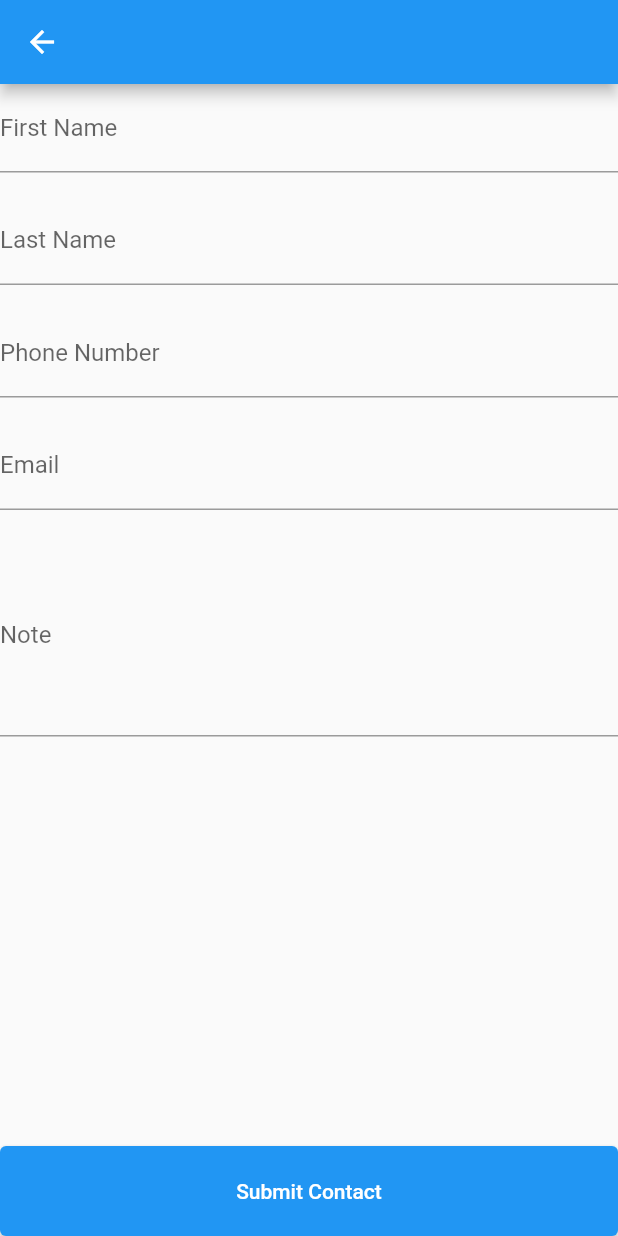
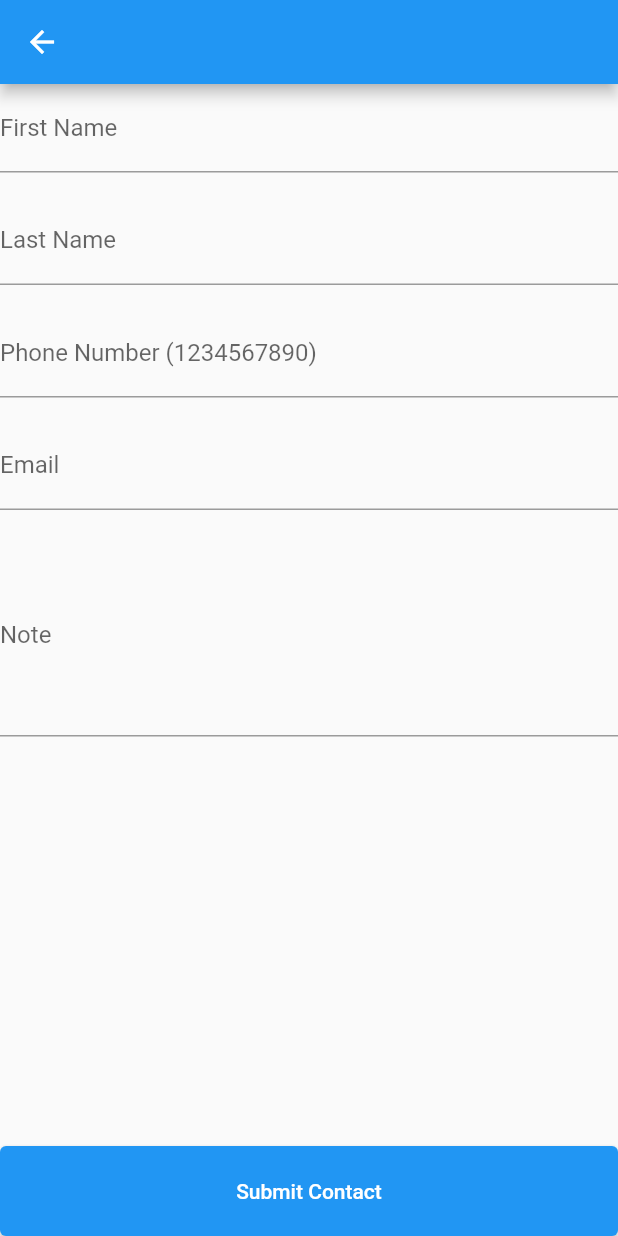
Before and after one commit to ShahabShahab/contact_app_flutter, a Flutter app: the ContactDetailPage screen opened directly, on a phone screen of 412 x 824 dp. Run offline on Flutter 3.47's test engine with Material 2 defaults, Android fonts, the phone set to English and light mode, and no system bars; our stand-ins replace another_flushbar, dio, get_it, hive, hive_flutter, lottie and 1 more; accounts and stored records are empty; generated files the repository leaves out were written again.

Commit message:
develop is almost complete

```diff
--- a/lib/main.dart
+++ b/lib/main.dart
@@ -19,6 +19,7 @@ class MyApp extends StatelessWidget {
   @override
   Widget build(BuildContext context) {
     return MaterialApp(
+        debugShowCheckedModeBanner: false,
         title: 'Flutter Demo',
         theme: ThemeData(
           primarySwatch: Colors.blue,
--- a/lib/pages/contact_details_page/contact_detail_page.dart
+++ b/lib/pages/contact_details_page/contact_detail_page.dart
@@ -27,7 +27,7 @@ class ContactDetailPage extends StatelessWidget {
 
   @override
   Widget build(BuildContext context) {
-    provider = Provider.of<ContactDetailProvider>(context);
+    provider = Provider.of<ContactDetailProvider>(context, listen: false);
     if (provider.isLoading) {
       return buildLoading();
     } else {
@@ -52,7 +52,7 @@ class ContactDetailPage extends StatelessWidget {
                 controller: lastNameController,
               ),
               CustomTextField(
-                label: "Phone Number",
+                label: "Phone Number (1234567890)",
                 error: provider.phoneNumberValidationError,
                 onChanged: (value) {
                   provider.checkPhoneNumberValidationError(value);
@@ -96,9 +96,9 @@ class ContactDetailPage extends StatelessWidget {
 
   Widget _buildDeleteIcon(BuildContext context) {
     return Visibility(
-      visible: this.contact != null,
+      visible: contact != null,
       child: GestureDetector(
-        child: Container(
+        child: const SizedBox(
           width: 50,
           child: Icon(Icons.delete),
         ),
--- a/lib/pages/login/login_provider.dart
+++ b/lib/pages/login/login_provider.dart
@@ -4,8 +4,8 @@ import 'package:parsianotp/utils/base_provider.dart';
 import 'package:parsianotp/utils/validation_controller.dart';
 
 class LoginProvider extends BaseProvider {
-  late String userNameValidationError;
-  late String passwordValidationError;
+   String? userNameValidationError;
+   String? passwordValidationError;
   final ValidationController _controller = ValidationController();
   LoginRepository repository = sl<LoginRepository>();
 
--- a/lib/widgets/custom_match_parent_button.dart
+++ b/lib/widgets/custom_match_parent_button.dart
@@ -1,4 +1,3 @@
-
 import 'package:flutter/material.dart';
 
 class CustomMatchParentButton extends StatelessWidget {
@@ -6,7 +5,7 @@ class CustomMatchParentButton extends StatelessWidget {
       {Key? key, required this.onPressed, this.title = "Continue"})
       : super(key: key);
 
-  final Function onPressed;
+  final VoidCallback onPressed;
   final String title;
 
   @override
@@ -15,7 +14,9 @@ class CustomMatchParentButton extends StatelessWidget {
       width: double.maxFinite,
       height: 60,
       child: ElevatedButton(
-        onPressed: () => onPressed,
+        onPressed: () {
+          onPressed();
+        },
         child: Text(title),
       ),
     );
```
Also changed, not shown: lib/pages/splash/splash_page.dart (+18 -8 lines), lib/widgets/contact_row.dart (+6 -12 lines), assets/avatar.png (added).
